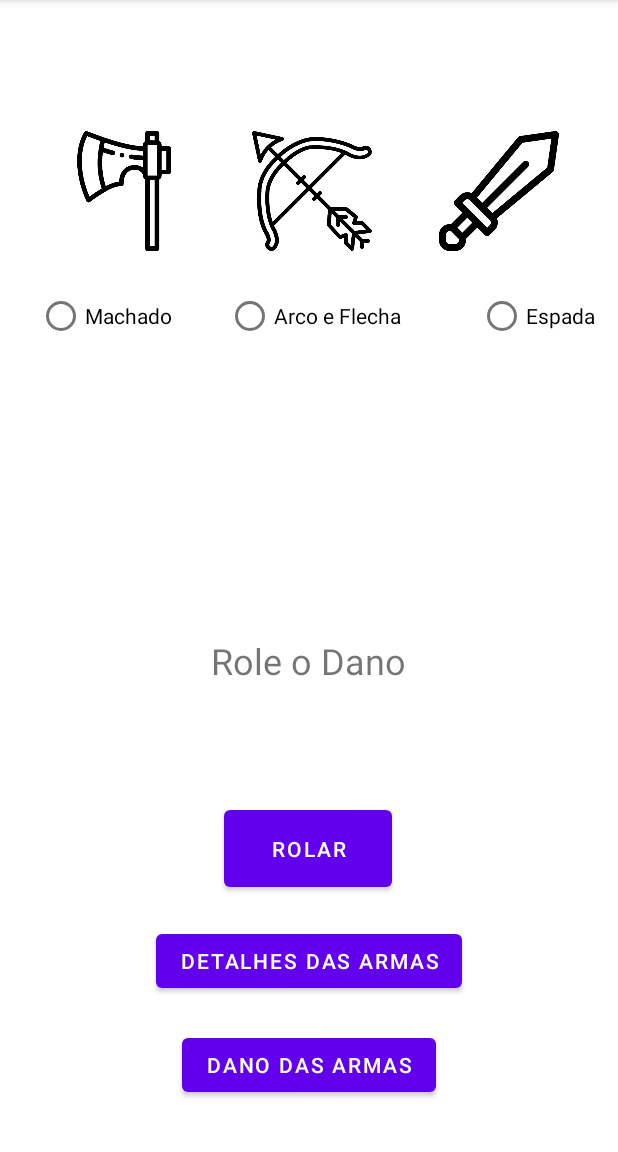
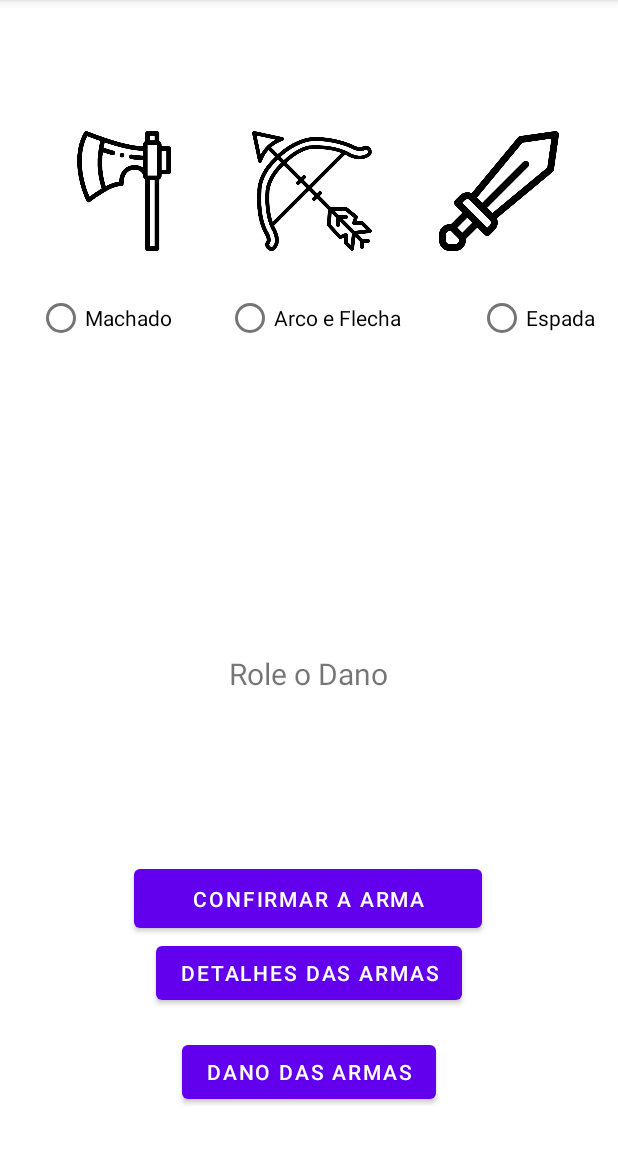
Before and after one commit to MarcosP-Costa/Curso_Kotlin_SENAI, an Android app: the screen it shows after launch (MainActivity), on a phone screen of 412 x 824 dp, the part 84-1236 px from its top. Run offline under Robolectric (Android 15) with nearby library versions, the phone set to English and light mode, and no system bars; 1 statement that could not run was skipped.

Commit message:
Fim do App iHardSkill
Terminando o App para apresentar na aula de Kotlin do SENAI

```diff
--- a/02-Dado/app/src/main/res/values/strings.xml
+++ b/02-Dado/app/src/main/res/values/strings.xml
@@ -1,4 +1,4 @@
 <resources>
     <string name="app_name">DiceRoller</string>
-    <string name="rolar">Rolar</string>
+    <string name="rolar">Rolares</string>
 </resources>
--- a/05-HardSkills/app/src/main/res/layout/activity_main.xml
+++ b/05-HardSkills/app/src/main/res/layout/activity_main.xml
@@ -8,28 +8,28 @@
 
     <Button
         android:id="@+id/botaoRolar"
-        android:layout_width="112dp"
-        android:layout_height="63dp"
-        android:text="Rolar"
+        android:layout_width="232dp"
+        android:layout_height="51dp"
+        android:text="Confirmar a Arma"
         app:layout_constraintBottom_toBottomOf="parent"
         app:layout_constraintEnd_toEndOf="parent"
-        app:layout_constraintHorizontal_bias="0.498"
+        app:layout_constraintHorizontal_bias="0.497"
         app:layout_constraintStart_toStartOf="parent"
         app:layout_constraintTop_toBottomOf="@+id/textView"
-        app:layout_constraintVertical_bias="0.311" />
+        app:layout_constraintVertical_bias="0.435" />
 
     <TextView
         android:id="@+id/textView"
         android:layout_width="wrap_content"
         android:layout_height="wrap_content"
         android:text="Role o Dano"
-        android:textSize="24sp"
+        android:textSize="20sp"
         app:layout_constraintBottom_toBottomOf="parent"
         app:layout_constraintEnd_toEndOf="parent"
         app:layout_constraintHorizontal_bias="0.498"
         app:layout_constraintStart_toStartOf="parent"
         app:layout_constraintTop_toTopOf="parent"
-        app:layout_constraintVertical_bias="0.577" />
+        app:layout_constraintVertical_bias="0.588" />
 
     <ImageView
         android:id="@+id/imageView2"
@@ -108,7 +108,7 @@
         app:layout_constraintEnd_toEndOf="parent"
         app:layout_constraintStart_toStartOf="parent"
         app:layout_constraintTop_toBottomOf="@+id/botaoRolar"
-        app:layout_constraintVertical_bias="0.156" />
+        app:layout_constraintVertical_bias="0.0" />
 
     <Button
         android:id="@+id/botaoDano"
@@ -121,5 +121,15 @@
         app:layout_constraintTop_toBottomOf="@+id/botaoDetalhes"
         app:layout_constraintVertical_bias="0.382" />
 
+    <TextView
+        android:id="@+id/comentarioDano"
+        android:layout_width="wrap_content"
+        android:layout_height="wrap_content"
+        android:textSize="16sp"
+        app:layout_constraintBottom_toTopOf="@+id/botaoRolar"
+        app:layout_constraintEnd_toEndOf="parent"
+        app:layout_constraintStart_toStartOf="parent"
+        app:layout_constraintTop_toBottomOf="@+id/textView" />
+
 
 </androidx.constraintlayout.widget.ConstraintLayout>
```
Also changed, not shown: 05-HardSkills/app/src/main/java/com/example/ihardskill/MainActivity.kt (+79 -44 lines).
